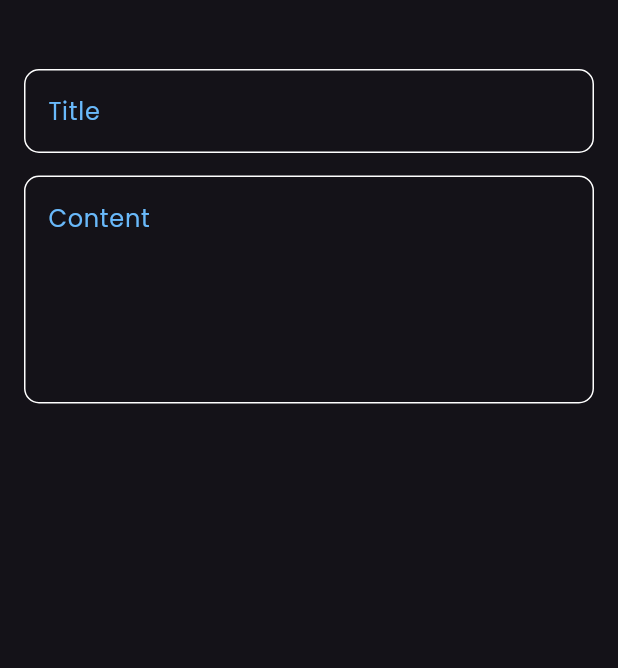
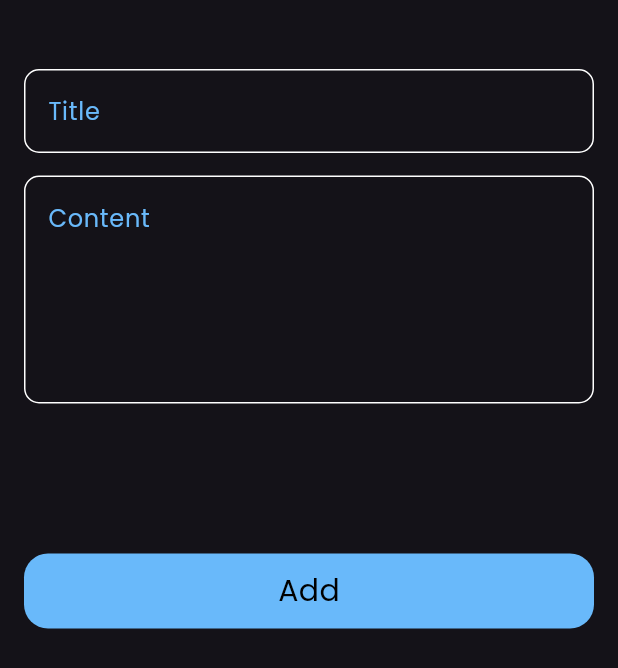
Before and after one commit to KarolHany/JotIt_App, a Flutter app: the AddNoteButtomSheet widget shown alone on an empty page, opened directly, on a phone screen of 412 x 824 dp. Shown: the top 668 px of the screen. Run offline on Flutter 3.47's test engine with Material 3 defaults, Android fonts, the phone set to English and light mode, and no system bars; our stand-ins replace font_awesome_flutter.

Commit message:
create custom buttom

```diff
--- a/lib/views/widgets/add_note_buttom_sheet.dart
+++ b/lib/views/widgets/add_note_buttom_sheet.dart
@@ -1,4 +1,5 @@
 import 'package:flutter/material.dart';
+import 'custom_buttom.dart';
 import 'custom_text_field.dart';
 
 class AddNoteButtomSheet extends StatelessWidget {
@@ -8,6 +9,7 @@ class AddNoteButtomSheet extends StatelessWidget {
   Widget build(BuildContext context) {
     return const Padding(
       padding: EdgeInsets.all(16),
+      child: SingleChildScrollView(
         child: Column(
           children: [
             SizedBox(
@@ -22,8 +24,16 @@ class AddNoteButtomSheet extends StatelessWidget {
             CustomTextField(
               hint: 'Content',
               maxLines: 5,
-          )
+            ),
+            SizedBox(
+              height: 100,
+            ),
+            CustomButtom(),
+            SizedBox(
+              height: 10,
+            ),
           ],
+        ),
       ),
     );
   }
--- /dev/null
+++ b/lib/views/widgets/custom_buttom.dart
@@ -0,0 +1,27 @@
+import 'package:flutter/material.dart';
+import 'package:jotit_app/constants.dart';
+
+class CustomButtom extends StatelessWidget {
+  const CustomButtom({super.key});
+
+  @override
+  Widget build(BuildContext context) {
+    return Container(
+      height: 50,
+      width: MediaQuery.of(context).size.width,
+      decoration: BoxDecoration(
+        color: kPrimaryColor,
+        borderRadius: BorderRadius.circular(16),
+      ),
+      child: const Center(
+        child: Text(
+          'Add',
+          style: TextStyle(
+            color: Colors.black,
+            fontSize: 20,
+          ),
+        ),
+      ),
+    );
+  }
+}
```
Lines whose indentation alone changed are shown as unchanged.
